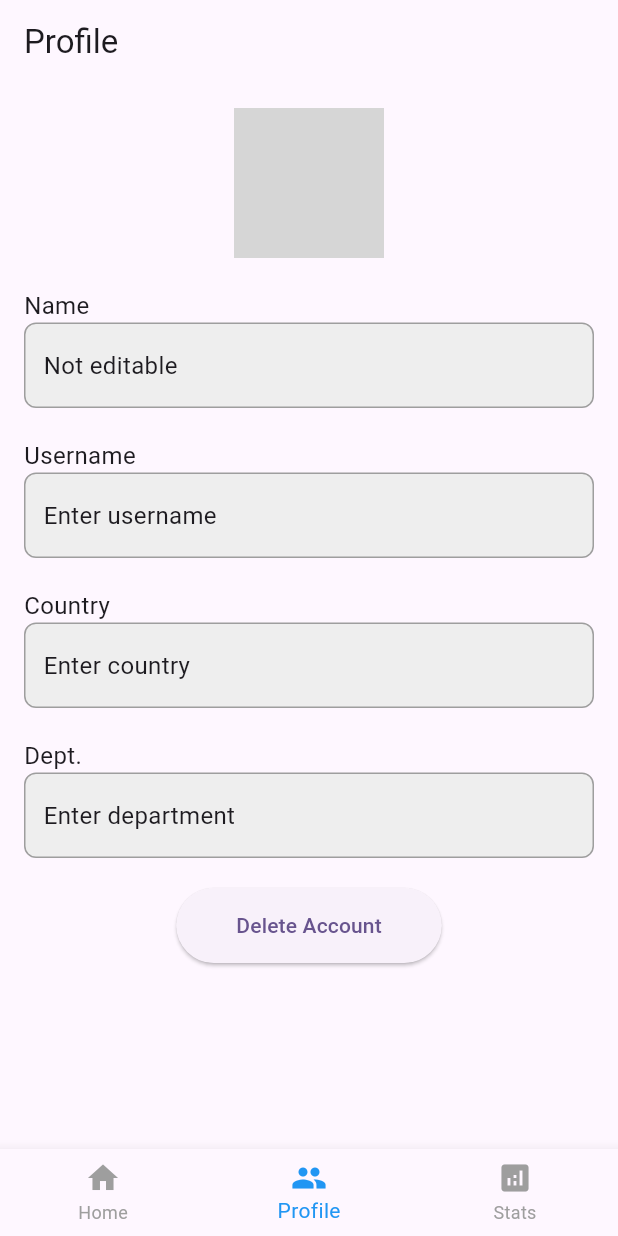
After one commit to honganji/co2_tracking, a Flutter app: the Base screen opened directly, item 2 of the bottom bar chosen, on a phone screen of 412 x 824 dp. The commit adds this screen. Run offline on Flutter 3.47's test engine with Material 3 defaults, Android fonts, the phone set to English and light mode, and no system bars; our stand-ins replace video_player; grey boxes are pictures that could not be loaded.

Commit message:
create bottom bar and profile screen

```diff
--- /dev/null
+++ b/lib/view/base.dart
@@ -0,0 +1,63 @@
+import 'package:co2_tracking/view/home.dart';
+import 'package:co2_tracking/view/profile.dart';
+import 'package:co2_tracking/view/stats.dart';
+import 'package:flutter/material.dart';
+
+class Base extends StatefulWidget {
+  @override
+  _BaseState createState() => _BaseState();
+}
+
+class _BaseState extends State<Base> {
+  int _selectedIndex = 0;
+
+  // List of screens to transition between
+  final List<Widget> _screens = [
+    const Home(),
+    const Profile(),
+    const Stats()
+  ];
+
+  // List of Title to transition between
+  final List<String> _titles = [
+    "Home",
+    "Profile",
+    "Stats",
+  ];
+
+  void _onItemTapped(int index) {
+    setState(() {
+      _selectedIndex = index;
+    });
+  }
+
+  @override
+  Widget build(BuildContext context) {
+    return Scaffold(
+      appBar: AppBar(
+        title: Text(_titles[_selectedIndex]),
+      ),
+      body: _screens[_selectedIndex],
+      bottomNavigationBar: BottomNavigationBar(
+        items: <BottomNavigationBarItem>[
+          BottomNavigationBarItem(
+            icon: Icon(Icons.home),
+            label: _titles[0],
+          ),
+          BottomNavigationBarItem(
+            icon: Icon(Icons.group),
+            label: _titles[1],
+          ),
+          BottomNavigationBarItem(
+            icon: Icon(Icons.analytics),
+            label: _titles[2],
+          ),
+        ],
+        currentIndex: _selectedIndex,
+        selectedItemColor: Colors.blue,
+        unselectedItemColor: Colors.grey,
+        onTap: _onItemTapped,
+      ),
+    );
+  }
+}
--- /dev/null
+++ b/lib/view/home.dart
@@ -0,0 +1,12 @@
+import 'package:flutter/material.dart';
+
+class Home extends StatelessWidget {
+  const Home({super.key});
+
+  @override
+  Widget build(BuildContext context) {
+    return Center(
+      child: Text("Home"),
+    );
+  }
+}
--- a/lib/view/initial.dart
+++ b/lib/view/initial.dart
@@ -63,7 +63,7 @@ class _InitialState extends State<Initial> {
               {
                 Navigator.pushReplacement(
                   context,
-                  MaterialPageRoute(builder: (context) => const initSecond())
+                  MaterialPageRoute(builder: (context) => InitSecond())
                 );
                 return ;
               }
--- /dev/null
+++ b/lib/view/profile.dart
@@ -0,0 +1,103 @@
+import 'package:flutter/material.dart';
+
+class Profile extends StatelessWidget {
+  const Profile({super.key});
+  @override
+  Widget build(BuildContext context) {
+    return Scaffold(
+      body: Padding(
+        padding: const EdgeInsets.all(16.0),
+        child: Column(
+          crossAxisAlignment: CrossAxisAlignment.center,
+          children: <Widget>[
+            // Profile Picture with notification badge
+            const Stack(
+              children: [
+                CircleAvatar(
+                  radius: 50,
+                  backgroundImage: AssetImage('assets/profile_picture.png'), // You can replace this with your asset
+                ),
+                Positioned(
+                  right: 0,
+                  top: 0,
+                  child: CircleAvatar(
+                    radius: 12,
+                    backgroundColor: Colors.red,
+                    child: Text(
+                      '6',
+                      style: TextStyle(color: Colors.white),
+                    ),
+                  ),
+                ),
+              ],
+            ),
+            const SizedBox(height: 20),
+            // Name (Non-editable box)
+            const Align(
+              alignment: Alignment.centerLeft,
+              child: Text('Name', style: TextStyle(fontSize: 16)),
+            ),
+            const _InfoBox(text: 'Not editable'),
+            const SizedBox(height: 20),
+            // Username (Editable box)
+            const Align(
+              alignment: Alignment.centerLeft,
+              child: Text('Username', style: TextStyle(fontSize: 16)),
+            ),
+            const _InfoBox(text: 'Enter username'),
+            const SizedBox(height: 20),
+            // Country (Editable box)
+            const Align(
+              alignment: Alignment.centerLeft,
+              child: Text('Country', style: TextStyle(fontSize: 16)),
+            ),
+            const _InfoBox(text: 'Enter country'),
+            const SizedBox(height: 20),
+            // Department (Editable box)
+            const Align(
+              alignment: Alignment.centerLeft,
+              child: Text('Dept.', style: TextStyle(fontSize: 16)),
+            ),
+            const _InfoBox(text: 'Enter department'),
+            const SizedBox(height: 20),
+            // Delete Account Button
+            ElevatedButton(
+              style: ElevatedButton.styleFrom(
+                // primary: Colors.red,
+                padding: EdgeInsets.symmetric(horizontal: 40, vertical: 15),
+              ),
+              onPressed: () {
+                // Handle delete account action
+              },
+              child: const Text('Delete Account'),
+            ),
+          ],
+        ),
+      ),
+    );
+  }
+}
+
+// Info box widget for non-editable fields
+class _InfoBox extends StatelessWidget {
+  final String text;
+
+  const _InfoBox({Key? key, required this.text}) : super(key: key);
+
+  @override
+  Widget build(BuildContext context) {
+    return Container(
+      padding: const EdgeInsets.symmetric(vertical: 16, horizontal: 12),
+      width: double.infinity,
+      decoration: BoxDecoration(
+        color: Colors.grey[200],
+        border: Border.all(color: Colors.grey),
+        borderRadius: BorderRadius.circular(8),
+      ),
+      child: Text(
+        text,
+        style: const TextStyle(fontSize: 16),
+      ),
+    );
+  }
+}
--- /dev/null
+++ b/lib/view/stats.dart
@@ -0,0 +1,12 @@
+import 'package:flutter/material.dart';
+
+class Stats extends StatelessWidget {
+  const Stats({super.key});
+
+  @override
+  Widget build(BuildContext context) {
+    return Center(
+      child: Text("Stats"),
+    );
+  }
+}
```
Also changed, not shown: lib/view/cheer_message.dart (added, +42 -0 lines), lib/view/init_second.dart (+53 -66 lines), lib/view/signup.dart (added, +80 -0 lines), lib/view/local.dart (added).
